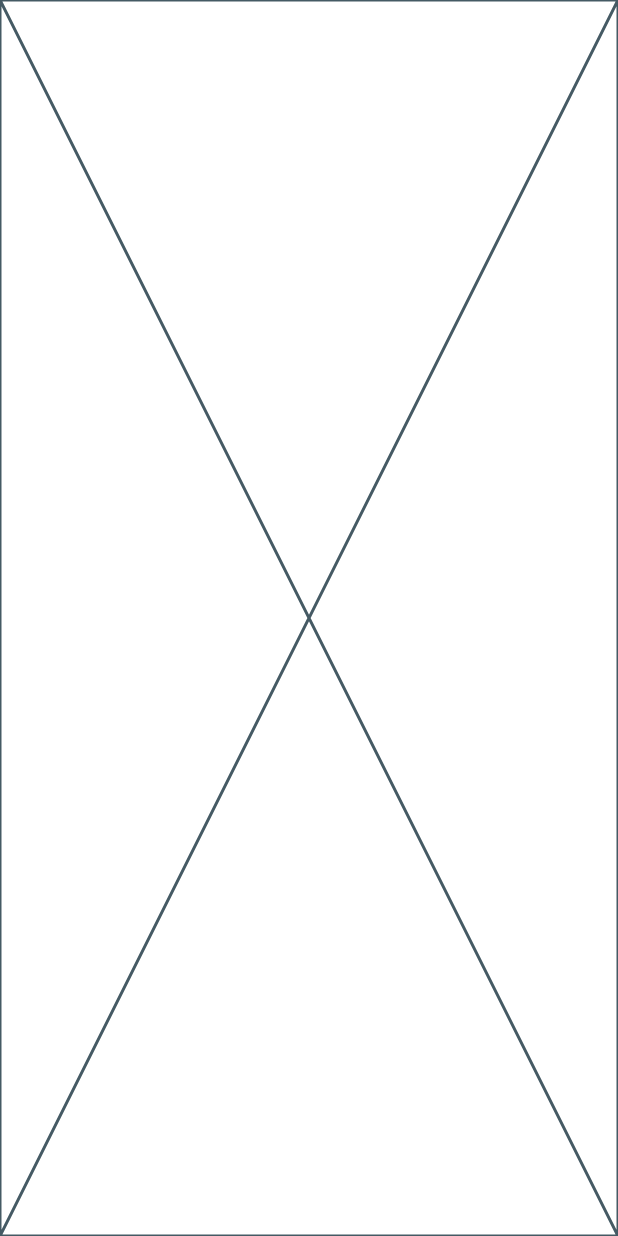
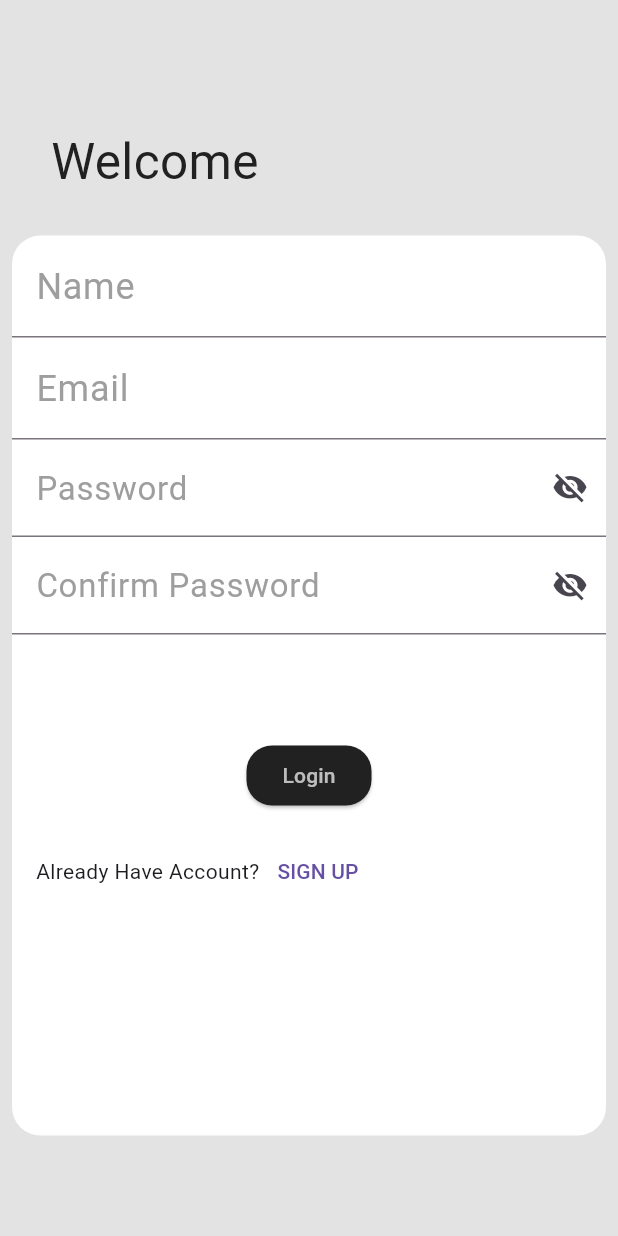
Before and after one commit to Ebrahim-Elkbbany/Shoply, a Flutter app: the screen it shows after launch, on a phone screen of 412 x 824 dp. Run offline on Flutter 3.47's test engine with Material 3 defaults, Android fonts, the light colour scheme and no system bars.

Commit message:
basic design of these screens

```diff
--- a/lib/main.dart
+++ b/lib/main.dart
@@ -1,5 +1,6 @@
 import 'package:flutter/material.dart';
 import 'package:shoply/home/ui/home_view.dart';
+import 'package:shoply/signup-login/signup.dart';
 
 void main() {
   runApp(const ShoplyApp());
@@ -11,7 +12,8 @@ class ShoplyApp extends StatelessWidget {
   @override
   Widget build(BuildContext context) {
     return const MaterialApp(
-      home:HomeView(),
+      debugShowCheckedModeBanner: false,
+      home:SignUpScreen(),
     );
   }
 }
--- /dev/null
+++ b/lib/signup-login/shared_customs/constants_class.dart
@@ -0,0 +1,13 @@
+import 'package:flutter/material.dart';
+
+mixin Constants{
+  Color backgroundColor =  Color(0xffE3E3E3);
+  Color containerColor =Colors.white;
+  Color ?deepColor = Colors.grey[900];
+  Color hintColor = Colors.grey;
+  TextEditingController nameController = TextEditingController();
+  TextEditingController emailController = TextEditingController();
+  TextEditingController passwordController = TextEditingController();
+  TextEditingController confirmPassController = TextEditingController();
+
+}
--- /dev/null
+++ b/lib/signup-login/shared_customs/custom_button.dart
@@ -0,0 +1,23 @@
+import 'package:flutter/material.dart';
+import 'package:shoply/category/category.dart';
+
+class CustomButton extends StatelessWidget {
+  CustomButton({Key? key, required this.button_text}) : super(key: key);
+  final String button_text;
+  @override
+  Widget build(BuildContext context) {
+    return ElevatedButton(
+        style: ButtonStyle(
+            backgroundColor: MaterialStateProperty.all(Colors.grey[900]),
+            shape: MaterialStateProperty.all(RoundedRectangleBorder(
+              borderRadius: BorderRadius.circular(17),
+            ))),
+        onPressed: () {
+          Navigator.push(context, MaterialPageRoute(builder: (_)=>Category()));
+        },
+        child: Text(
+          button_text,
+          style: TextStyle(color: Colors.white70),
+        ));
+  }
+}
--- /dev/null
+++ b/lib/signup-login/shared_customs/my_text_field.dart
@@ -0,0 +1,30 @@
+import 'package:flutter/material.dart';
+
+class MyTextField extends StatelessWidget {
+  final TextEditingController nameController;
+  final TextInputType keyboardType;
+  final String text;
+  Color hintColor=Colors.grey;
+  bool isSelected=false;
+
+  MyTextField(
+      {super.key,
+      required this.keyboardType,
+      required this.nameController,
+      required this.text});
+  @override
+  Widget build(BuildContext context) {
+    return TextField(
+      decoration: InputDecoration(
+        hintText: text,
+        hintStyle: TextStyle(color:hintColor,fontSize: 24 ),
+        border: UnderlineInputBorder(
+          borderSide: BorderSide(color: hintColor)
+        ),
+        contentPadding:const  EdgeInsets.all(16),
+      ),
+      keyboardType: keyboardType,
+
+    );
+  }
+}
--- /dev/null
+++ b/lib/signup-login/shared_customs/password_textfield.dart
@@ -0,0 +1,45 @@
+import 'package:flutter/material.dart';
+import 'package:shoply/signup-login/shared_customs/constants_class.dart';
+
+
+class PasswordTextField extends StatefulWidget {
+  PasswordTextField(
+      {Key? key,
+      required this.nameController,
+      required this.keyboardType,
+      required this.text})
+      : super(key: key);
+  final TextEditingController nameController;
+  final TextInputType keyboardType;
+  final String text;
+
+  @override
+  State<PasswordTextField> createState() => _PasswordTextFieldState();
+}
+
+class _PasswordTextFieldState extends State<PasswordTextField> with Constants  {
+
+
+  bool isSelected = false;
+
+  @override
+  Widget build(BuildContext context) {
+    return TextField(
+      obscureText: true,
+      decoration: InputDecoration(
+        hintText: widget.text,
+        hintStyle: TextStyle(color: hintColor,fontSize: 22),
+
+        border: UnderlineInputBorder(borderSide: BorderSide(color:hintColor)),
+        contentPadding: const EdgeInsets.all(16),
+
+        suffixIcon: InkWell(
+            onTap: () {
+              setState(() {
+                isSelected=!isSelected;
+              });
+            }, child: Icon(isSelected?Icons.visibility_rounded:Icons.visibility_off_sharp)),
+      ),
+    );
+  }
+}
--- /dev/null
+++ b/lib/signup-login/signup.dart
@@ -0,0 +1,91 @@
+import 'package:flutter/material.dart';
+
+import 'package:shoply/signup-login/login_screen.dart';
+import 'package:shoply/signup-login/shared_customs/constants_class.dart';
+import 'package:shoply/signup-login/shared_customs/custom_button.dart';
+import 'package:shoply/signup-login/shared_customs/my_text_field.dart';
+import 'package:shoply/signup-login/shared_customs/password_textfield.dart';
+
+class SignUpScreen extends StatefulWidget {
+  const SignUpScreen({Key? key}) : super(key: key);
+
+  @override
+  State<SignUpScreen> createState() => _SignUpScreenState();
+}
+
+class _SignUpScreenState extends State<SignUpScreen>  with Constants{
+
+  @override
+  Widget build(BuildContext context) {
+    return Scaffold(
+      backgroundColor: backgroundColor,
+      body: SingleChildScrollView(
+        child: Padding(
+          padding: const EdgeInsets.all(8.0),
+          child: Column(
+            crossAxisAlignment: CrossAxisAlignment.start,
+            mainAxisAlignment: MainAxisAlignment.start,
+            children: [
+             const SizedBox(height: 50,),
+              Padding(
+                padding: const EdgeInsets.all(26.0),
+                child: Text(
+                  "Welcome",
+                  style: TextStyle(color: deepColor,fontSize: 33),
+                ),
+              ),
+              Container(
+                width: 400,
+                height: 600,
+                decoration: BoxDecoration(
+                  color: containerColor,
+                  borderRadius: BorderRadius.circular(19),
+                ),
+                child: Column(
+                  children: [
+                    MyTextField(
+                        keyboardType: TextInputType.text,
+                        nameController: nameController,
+                        text: "Name"),
+                    MyTextField(
+                        keyboardType: TextInputType.emailAddress,
+                        nameController: emailController,
+                        text: "Email"),
+                    PasswordTextField(
+                        nameController: passwordController,
+                        keyboardType: TextInputType.text,
+                        text: "Password"),
+                    PasswordTextField(
+                        nameController: confirmPassController,
+                        keyboardType: TextInputType.text,
+                        text: "Confirm Password"),
+                    const SizedBox(
+                      height: 70,
+                    ),
+                    CustomButton(button_text: "Login"),
+                    Padding(
+                      padding: const EdgeInsets.all(16.0),
+                      child: Row(
+                        children: [
+                          Text("Already Have Account?"),
+                          TextButton(
+                              onPressed: () {
+                                Navigator.push(
+                                    context,
+                                    MaterialPageRoute(
+                                        builder: (context) => LoginScreen()));
+                              },
+                              child: Text("SIGN UP"))
+                        ],
+                      ),
+                    )
+                  ],
+                ),
+              )
+            ],
+          ),
+        ),
+      ),
+    );
+  }
+}
```
Also changed, not shown: lib/category/category.dart (added, +35 -0 lines), lib/category/category_rows.dart (added, +30 -0 lines), lib/signup-login/login_screen.dart (added, +89 -0 lines), lib/signup-login/shared_customs/grediant_container.dart (added, +16 -0 lines), lib/signup-login/models/login-model.dart (added), pubspec.lock.
